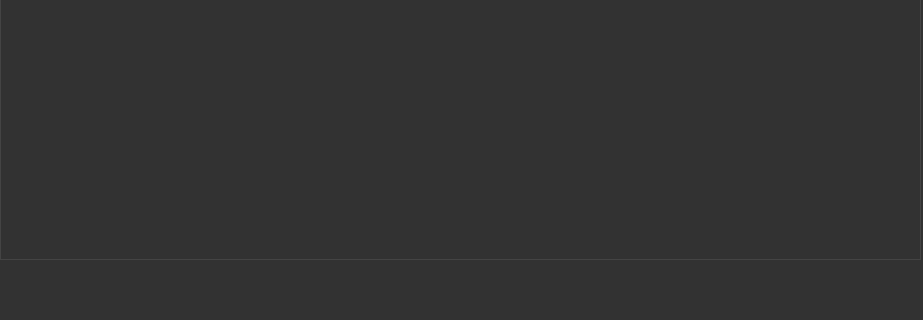
The window that lib/main.ui (TheJupiterDev/mDirt) describes before a commit, drawn with Qt 5; both pictures show x 0 to 923 and y 430 to 750 of the 923 by 750 pixel window.
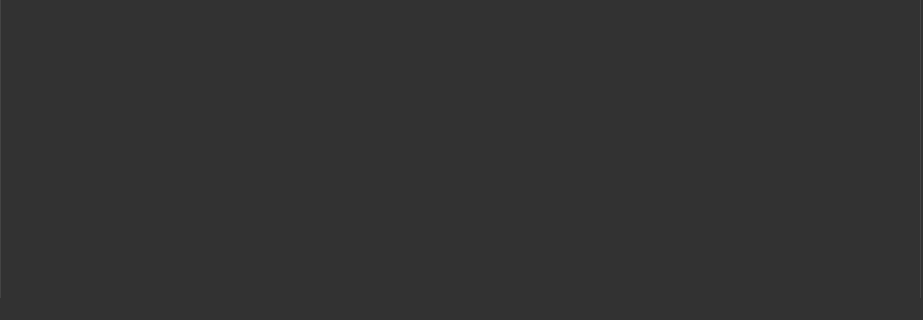
The same window after the commit. The open tabs and pages were chosen to show the change. Icons and pictures are not drawn.

Diff of the .ui file:
```diff
--- a/lib/main.ui
+++ b/lib/main.ui
@@ -503,7 +503,7 @@
       <x>0</x>
       <y>0</y>
       <width>921</width>
-      <height>671</height>
+      <height>721</height>
      </rect>
     </property>
     <property name="currentIndex">
```
Left out of the diff: 56 changed lines with no effect on the pictures.
